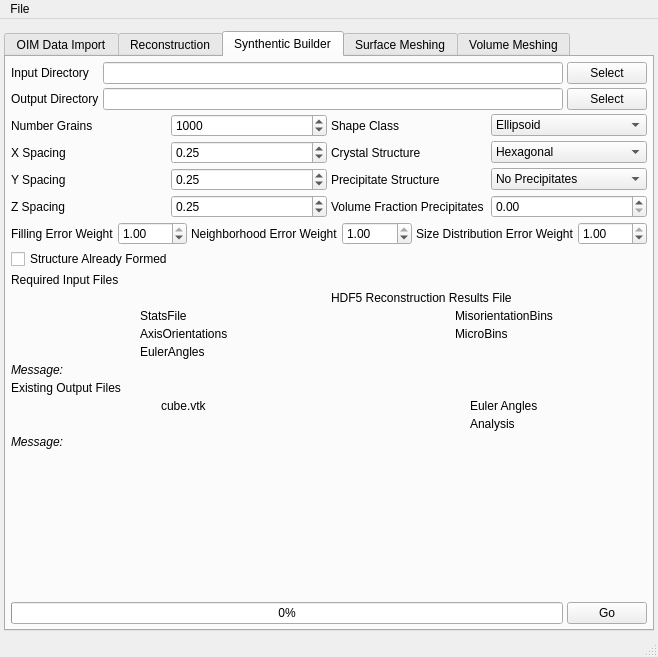
Above: Source/AIM/GUI/UI_Files/RepresentationUI.ui from BlueQuartzSoftware/DREAM3D before the change. Below: the same form after it.
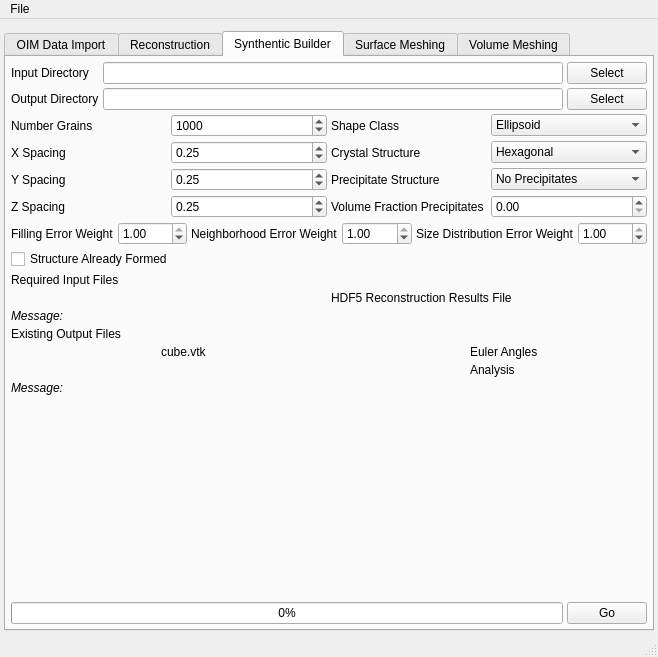
That is the form after the change. The open tabs and pages were chosen to show the change. Icons and pictures are not drawn.

Commit message: Commiting code with cleanup done to the GUI to remove all the old stats files no longer being written.  Also, modifications to the hdf5 stats file to only contain 2 parameters per size bin to define the neighborhood statistics.

```diff
--- a/Source/AIM/GUI/UI_Files/RepresentationUI.ui
+++ b/Source/AIM/GUI/UI_Files/RepresentationUI.ui
@@ -1357,77 +1357,7 @@
             </property>
            </widget>
           </item>
-          <item row="4" column="0">
-           <layout class="QFormLayout" name="formLayout_3">
-            <property name="fieldGrowthPolicy">
-             <enum>QFormLayout::FieldsStayAtSizeHint</enum>
-            </property>
-            <property name="labelAlignment">
-             <set>Qt::AlignCenter</set>
-            </property>
-            <property name="formAlignment">
-             <set>Qt::AlignHCenter|Qt::AlignTop</set>
-            </property>
-            <property name="horizontalSpacing">
-             <number>12</number>
-            </property>
-            <property name="verticalSpacing">
-             <number>4</number>
-            </property>
-            <item row="0" column="0">
-             <widget class="QLabel" name="gg_StatsFileIcon">
-              <property name="text">
-               <string/>
-              </property>
-              <property name="pixmap">
-               <pixmap resource="../../../../Resources/icons/images/Icons.qrc">:/Delete-16x16.png</pixmap>
-              </property>
-             </widget>
-            </item>
-            <item row="0" column="1">
-             <widget class="QLabel" name="gg_StatsFile">
-              <property name="text">
-               <string>StatsFile</string>
-              </property>
-             </widget>
-            </item>
-            <item row="1" column="1">
-             <widget class="QLabel" name="gg_AxisOrientationsFile">
-              <property name="text">
-               <string>AxisOrientations</string>
-              </property>
-             </widget>
-            </item>
-            <item row="1" column="0">
-             <widget class="QLabel" name="gg_AxisOrientationsFileIcon">
-              <property name="text">
-               <string/>
-              </property>
-              <property name="pixmap">
-               <pixmap resource="../../../../Resources/icons/images/Icons.qrc">:/Delete-16x16.png</pixmap>
-              </property>
-             </widget>
-            </item>
-            <item row="2" column="1">
-             <widget class="QLabel" name="gg_ODFFile">
-              <property name="text">
-               <string>EulerAngles</string>
-              </property>
-             </widget>
-            </item>
-            <item row="2" column="0">
-             <widget class="QLabel" name="gg_ODFFileIcon">
-              <property name="text">
-               <string/>
-              </property>
-              <property name="pixmap">
-               <pixmap resource="../../../../Resources/icons/images/Icons.qrc">:/Delete-16x16.png</pixmap>
-              </property>
-             </widget>
-            </item>
-           </layout>
-          </item>
-          <item row="5" column="0" colspan="2">
+          <item row="4" column="0" colspan="2">
            <widget class="QLabel" name="gg_inputfile_msg">
             <property name="font">
              <font>
@@ -1465,59 +1395,6 @@
             </property>
            </widget>
           </item>
-          <item row="4" column="1">
-           <layout class="QFormLayout" name="formLayout_4">
-            <property name="fieldGrowthPolicy">
-             <enum>QFormLayout::FieldsStayAtSizeHint</enum>
-            </property>
-            <property name="labelAlignment">
-             <set>Qt::AlignCenter</set>
-            </property>
-            <property name="formAlignment">
-             <set>Qt::AlignHCenter|Qt::AlignTop</set>
-            </property>
-            <property name="horizontalSpacing">
-             <number>12</number>
-            </property>
-            <property name="verticalSpacing">
-             <number>4</number>
-            </property>
-            <item row="1" column="0">
-             <widget class="QLabel" name="gg_MisorientationBinsFileIcon">
-              <property name="text">
-               <string/>
-              </property>
-              <property name="pixmap">
-               <pixmap resource="../../../../Resources/icons/images/Icons.qrc">:/Delete-16x16.png</pixmap>
-              </property>
-             </widget>
-            </item>
-            <item row="1" column="1">
-             <widget class="QLabel" name="gg_MisorientationBinsFile">
-              <property name="text">
-               <string>MisorientationBins</string>
-              </property>
-             </widget>
-            </item>
-            <item row="2" column="0">
-             <widget class="QLabel" name="gg_MicroTextureFileIcon">
-              <property name="text">
-               <string/>
-              </property>
-              <property name="pixmap">
-               <pixmap resource="../../../../Resources/icons/images/Icons.qrc">:/Delete-16x16.png</pixmap>
-              </property>
-             </widget>
-            </item>
-            <item row="2" column="1">
-             <widget class="QLabel" name="gg_MicroTextureFile">
-              <property name="text">
-               <string>MicroBins</string>
-              </property>
-             </widget>
-            </item>
-           </layout>
-          </item>
          </layout>
         </item>
         <item>
```
Left out of the diff: 105 changed lines with no effect on the pictures. The commit also changes 7 other files.
